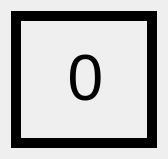
This is game2048/gui/elements/tile.ui in trevorxander/2048 as Qt 5 draws it before an edit. The edited form follows.
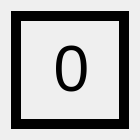
This is the edited form.

Commit message: Tile movements are now animated and score is updated in GUI

```diff
--- a/game2048/gui/elements/tile.ui
+++ b/game2048/gui/elements/tile.ui
@@ -6,8 +6,8 @@
    <rect>
     <x>0</x>
     <y>0</y>
-    <width>168</width>
-    <height>159</height>
+    <width>140</width>
+    <height>140</height>
    </rect>
   </property>
   <property name="font">
```
The commit also changes 6 other files.
